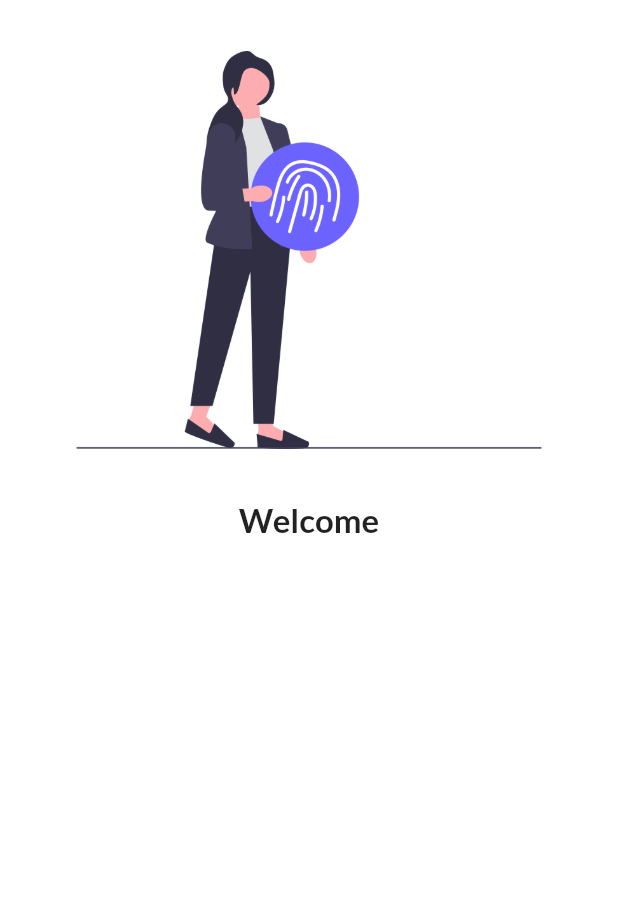
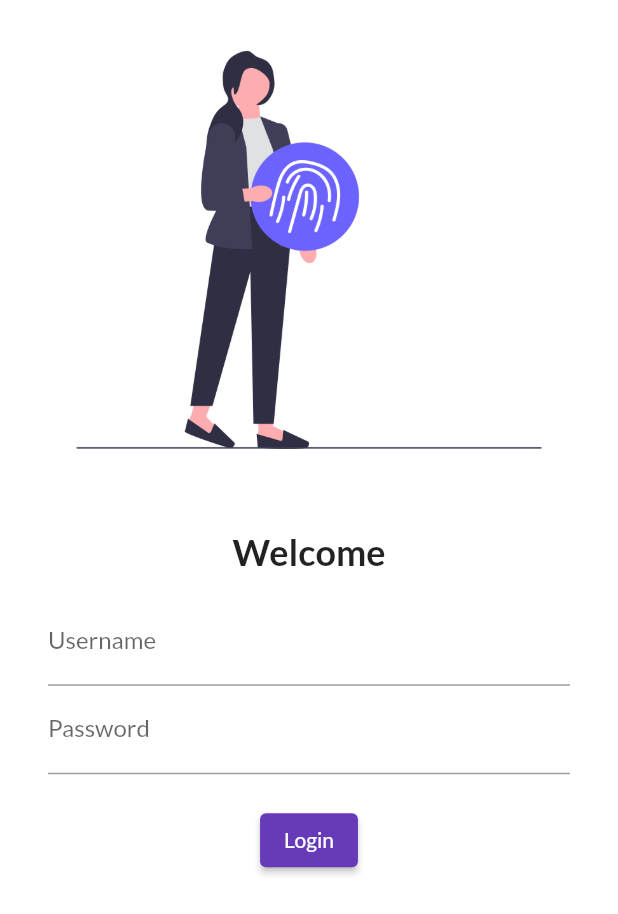
Before and after one commit to Sanjay-V-Nair/FirstApp, a Flutter app: the screen it shows after launch, on a phone screen of 412 x 824 dp. Shown: the top 914 px of the screen. Run offline on Flutter 3.47's test engine with Material 2 defaults, Android fonts, the phone set to English and light mode, and no system bars; our stand-ins replace google_fonts.

Commit message:
Login Page intial design

```diff
--- a/lib/Pages/login_page.dart
+++ b/lib/Pages/login_page.dart
@@ -21,13 +21,50 @@ class LoginPage extends StatelessWidget {
       child: Column(
         children: [
           Image.asset("assets/Images/login_img.png", fit: BoxFit.cover),
+          SizedBox(
+            height: 20.0,
+          ),
           Text(
             "Welcome",
             style: TextStyle(
-              fontSize: 22,
+              fontSize: 24,
               fontWeight: FontWeight.bold,
             ),
           ),
+          Padding(
+            padding: const EdgeInsets.symmetric(vertical: 16, horizontal: 32),
+            child: Column(
+              children: [
+                TextFormField(
+                  decoration: InputDecoration(
+                    hintText: "Enter Username",
+                    labelText: 'Username',
+                  ),
+                ),
+                TextFormField(
+                  obscureText: true,
+                  decoration: InputDecoration(
+                    hintText: "Enter Password",
+                    labelText: 'Password',
+                  ),
+                ),
+                SizedBox(
+                  height: 20.0,
+                ),
+                ElevatedButton(
+                  child: Text("Login"),
+                  style: TextButton.styleFrom(),
+                  //ButtonStyle(
+                  //   // foregroundColor:MaterialStateProperty,\
+
+                  // ),
+                  onPressed: () {
+                    print("Hi Sanjay");
+                  },
+                ),
+              ],
+            ),
+          )
         ],
       ),
     );
```
Also changed, not shown: pubspec.lock, 1 other file.
